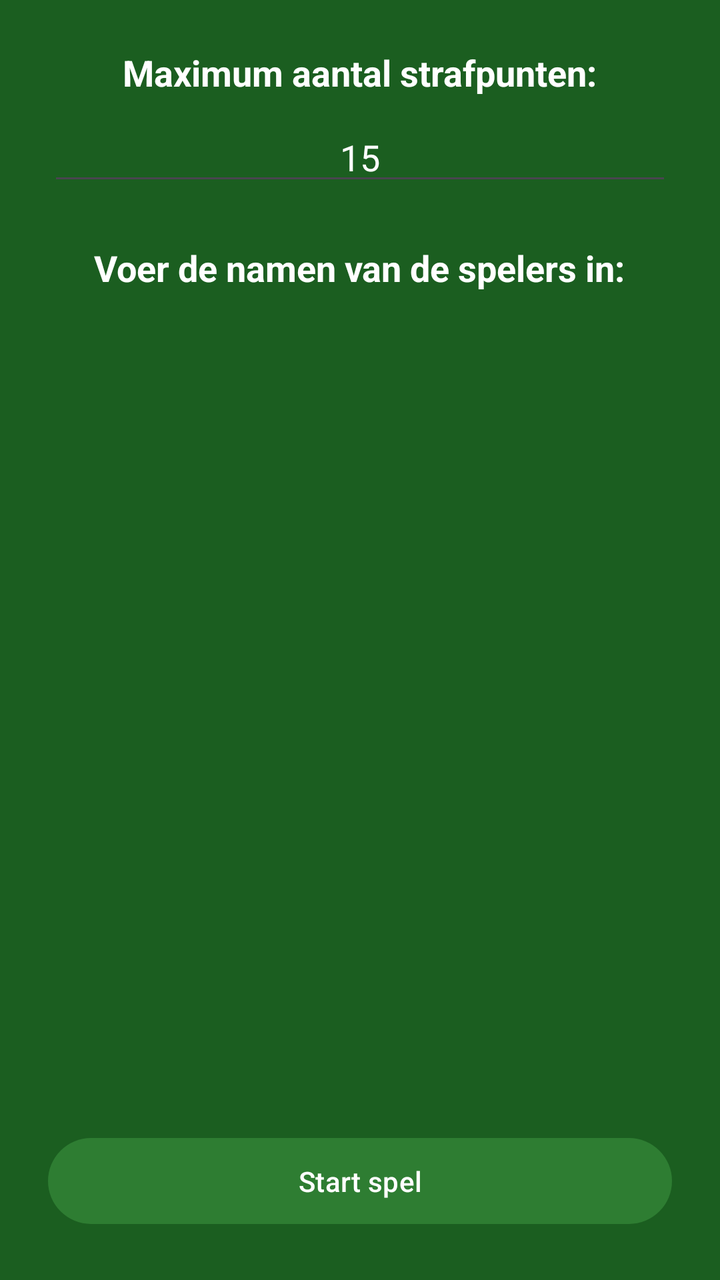
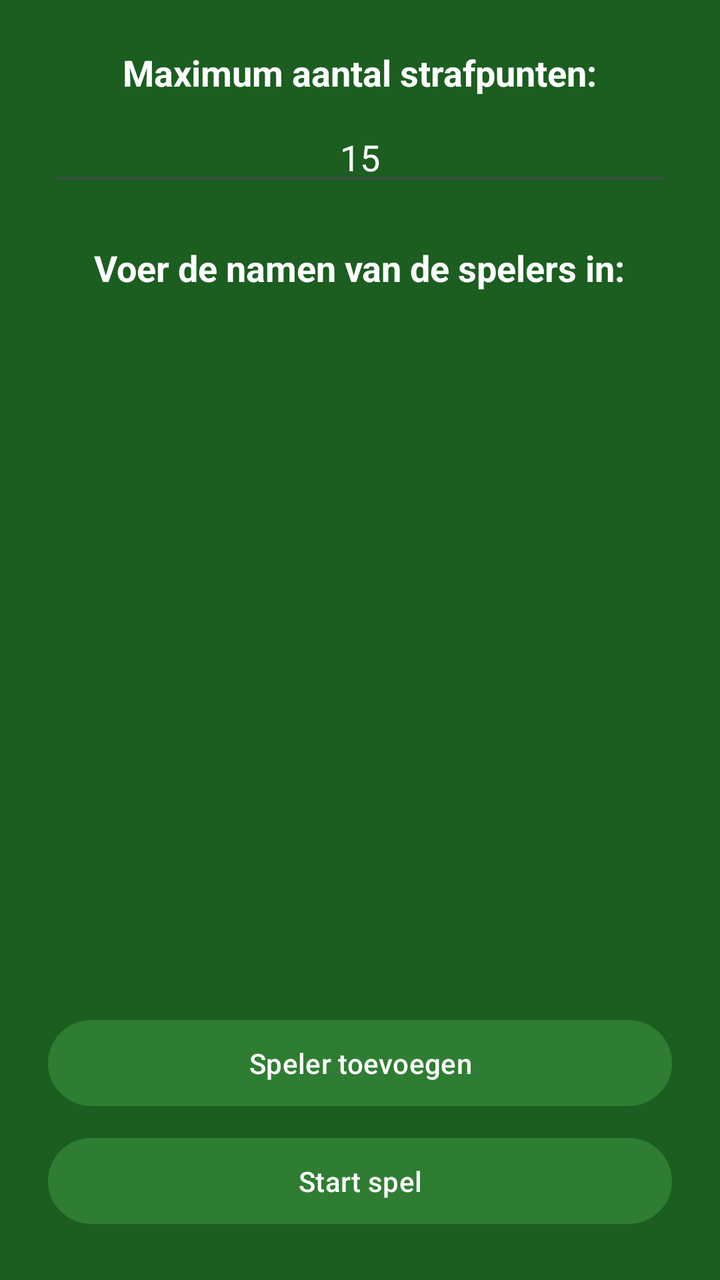

The first picture is an Android layout as it rendered before a commit; the second is the same layout after the commit. The layout source and the unified diff follow.
<!-- AndroidManifest.xml: application theme Theme.ToepScoreTracker -->
<!-- res/layout/activity_player_setup.xml -->
<?xml version="1.0" encoding="utf-8"?>
<LinearLayout xmlns:android="http://schemas.android.com/apk/res/android"
    xmlns:tools="http://schemas.android.com/tools"
    android:layout_width="match_parent"
    android:layout_height="match_parent"
    android:gravity="center"
    android:orientation="vertical"
    android:padding="24dp"
    android:background="@color/primary_green"
    android:fitsSystemWindows="true"
    tools:context=".PlayerSetupActivity">

    <TextView
        android:layout_width="wrap_content"
        android:layout_height="wrap_content"
        android:text="@string/max_points_label"
        android:textSize="18sp"
        android:textStyle="bold"
        android:textColor="@color/white"
        android:layout_marginBottom="8dp"/>

    <EditText
        android:id="@+id/etMaxPoints"
        android:layout_width="match_parent"
        android:layout_height="wrap_content"
        android:hint="@string/enter_max_points_hint"
        android:inputType="number"
        android:text="15"
        android:textColor="@color/white"
        android:textColorHint="#BDBDBD"
        android:gravity="center"
        android:layout_marginBottom="24dp" />

    <TextView
        android:layout_width="wrap_content"
        android:layout_height="wrap_content"
        android:text="Voer de namen van de spelers in:"
        android:textSize="18sp"
        android:textStyle="bold"
        android:textColor="@color/white"
        android:layout_marginBottom="16dp"/>

    <ScrollView
        android:layout_width="match_parent"
        android:layout_height="0dp"
        android:layout_weight="1"
        android:layout_marginBottom="16dp">
        <LinearLayout
            android:id="@+id/llPlayerNames"
            android:layout_width="match_parent"
            android:layout_height="wrap_content"
            android:gravity="center"
            android:orientation="vertical" />
    </ScrollView>

    <Button
        android:id="@+id/btnStartGame"
        android:layout_width="match_parent"
        android:layout_height="wrap_content"
        android:text="Start spel"
        android:padding="12dp" />

</LinearLayout>
<!-- resources referenced by this layout -->
<resources>
  <color name="primary_green">#1B5E20</color>
  <color name="white">#FFFFFFFF</color>
  <string name="enter_max_points_hint">bijv. 15</string>
  <string name="max_points_label">Maximum aantal strafpunten:</string>
  <style name="Theme.ToepScoreTracker" parent="Theme.Material3.DayNight.NoActionBar">
          
          <item name="colorPrimary">@color/accent_green</item>
          <item name="colorPrimaryContainer">@color/primary_dark_green</item>
          <item name="colorOnPrimary">@color/white</item>
          <item name="colorOnPrimaryContainer">@color/white</item>
          
          <item name="colorSecondary">@color/accent_green</item>
          <item name="colorSecondaryContainer">@color/primary_dark_green</item>
          <item name="colorOnSecondary">@color/white</item>
          <item name="colorOnSecondaryContainer">@color/white</item>
          
          <item name="colorSurface">@color/primary_green</item>
          <item name="colorOnSurface">@color/white</item>
          
          <item name="colorOutline">@color/outline_white</item>
  
          
          <item name="android:windowBackground">@color/primary_green</item>
          <item name="android:textColor">@color/white</item>
          <item name="android:editTextColor">@color/white</item>
          <item name="android:textColorHint">#BDBDBD</item>
  
          
          <item name="android:statusBarColor">@color/primary_dark_green</item>
      </style>
  <color name="accent_green">#2E7D32</color>
  <color name="primary_dark_green">#003300</color>
  <color name="outline_white">#80FFFFFF</color>
</resources>

<!-- the commit's change to res/layout/activity_player_setup.xml (unified diff, before → after) -->
@@ -54,6 +54,14 @@
     </ScrollView>
 
     <Button
+        android:id="@+id/btnAddPlayer"
+        android:layout_width="match_parent"
+        android:layout_height="wrap_content"
+        android:text="@string/add_player"
+        android:padding="12dp"
+        android:layout_marginBottom="8dp" />
+
+    <Button
         android:id="@+id/btnStartGame"
         android:layout_width="match_parent"
         android:layout_height="wrap_content"
<!-- resource entries referenced after the edit -->
@@ -2,6 +2,7 @@
 <resources>
   <color name="primary_green">#1B5E20</color>
   <color name="white">#FFFFFFFF</color>
+  <string name="add_player">Speler toevoegen</string>
   <string name="enter_max_points_hint">bijv. 15</string>
   <string name="max_points_label">Maximum aantal strafpunten:</string>
   <style name="Theme.ToepScoreTracker" parent="Theme.Material3.DayNight.NoActionBar">
